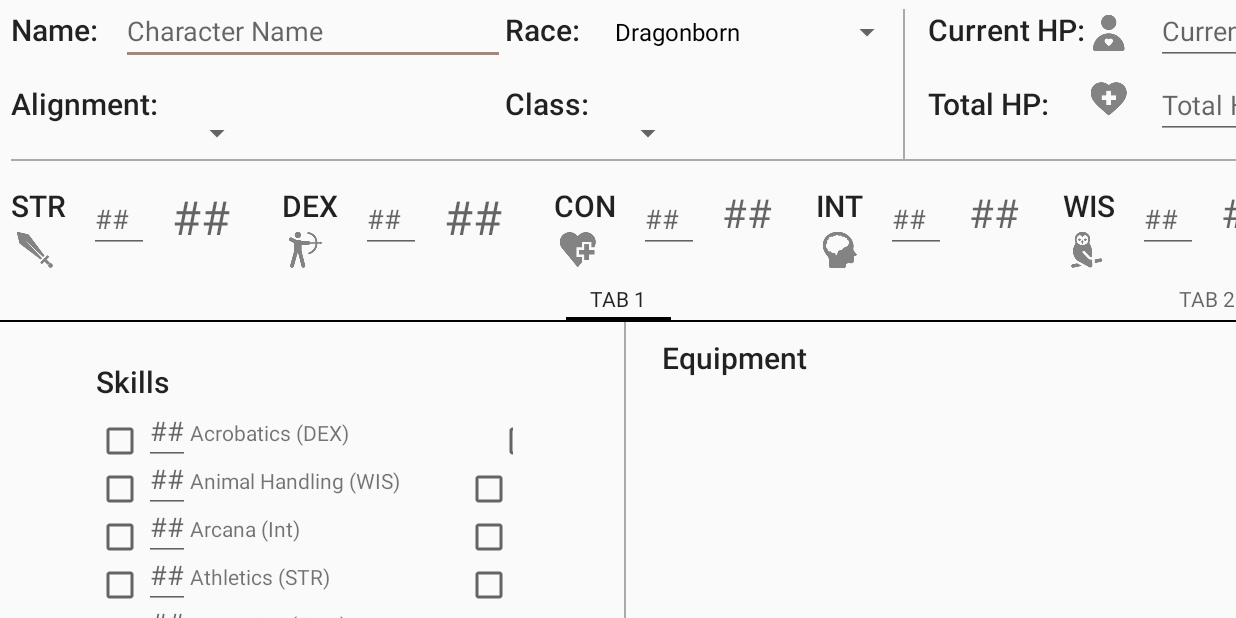
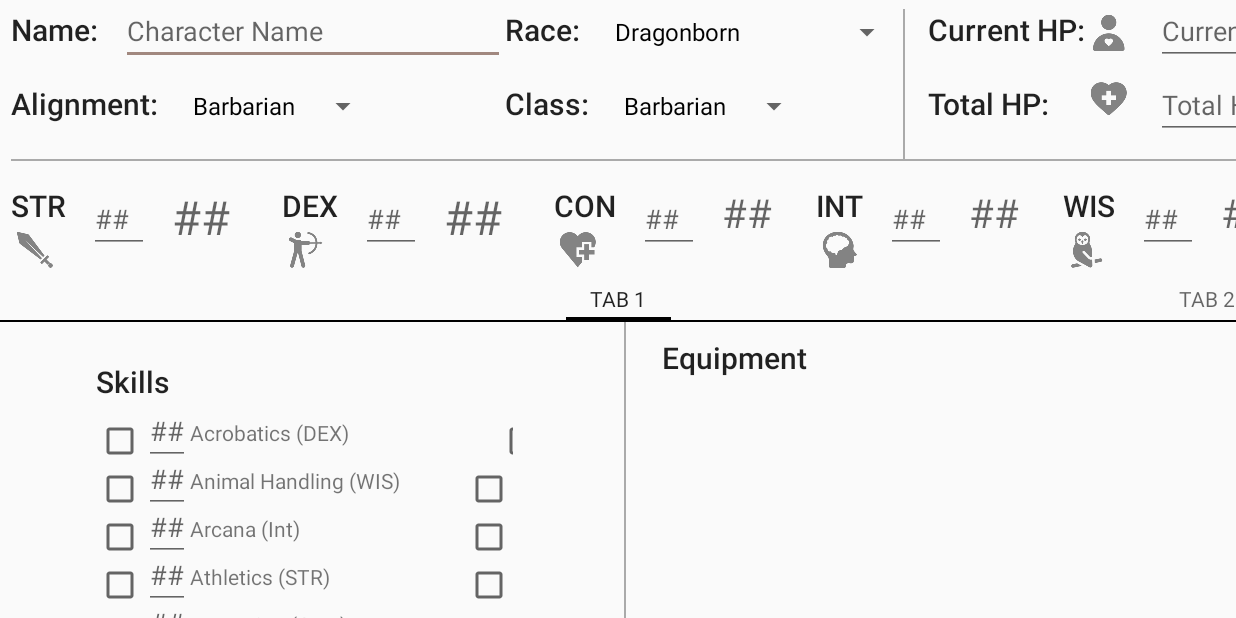
Before and after one commit to GStarSade/Avariel, an Android app: the screen it shows after launch (MainActivity), on a phone screen of 824 x 412 dp (held sideways). Run offline under Robolectric (Android 15) with nearby library versions, the phone set to English and light mode, and no system bars; our stand-ins replace ButterKnife; libraries missing offline, so code that uses them is left out: com.facebook.stetho, com.uphyca.stetho_realm, io.realm; 11 statements that could not run were skipped.

Commit message:
Completed Spinner for Alignment
Added Enum for alignment spinner

Reactivated and section off old code (Which was being implemented before the issue with the spinners arose. Essential I just marked where I was last and slowly reintegrating it

```diff
--- a/app/src/main/java/com/example/gideonsassoon/avariel/ui/MainActivity.java
+++ b/app/src/main/java/com/example/gideonsassoon/avariel/ui/MainActivity.java
@@ -89,6 +89,7 @@ public class MainActivity extends FragmentActivity {
                 addPlayerToUI(sheets.first());
             }
         });
+
         et_character_name.setOnFocusChangeListener(new View.OnFocusChangeListener() {
             @Override
             public void onFocusChange(View v, boolean hasFocus) {
@@ -133,43 +134,57 @@ public class MainActivity extends FragmentActivity {
             }
         });
 
-/*          @Override
-            public void onItemSelected() {
-
-                if (!hasFocus) {
-
+        ArrayAdapter<CharSequence> playerClassAdapter = ArrayAdapter.createFromResource(this, R.array.player_class, android.R.layout.simple_spinner_dropdown_item);
+        s_class.setAdapter(playerClassAdapter);
+        s_class.setOnItemSelectedListener(new AdapterView.OnItemSelectedListener() {
+            @Override
+            public void onItemSelected(AdapterView<?> parent, View v, final int position, long id) {
+                Log.d(TAG, "onItemSelectedChange class: " + position);
                 realm.executeTransaction(new Realm.Transaction() {
                     @Override
                     public void execute(Realm realm) {
-                                sheet.setRace(raceEnum);
+                        Log.d(TAG, "onItemSelectedChange class execute " + position);
+                        sheet.setPlayerClass(position);
+
                     }
                 });
 
+                //final String race = ((TextView) v).getText().toString();
+                //final SheetEnum.Race raceEnum = SheetEnum.Race.valueOf(race.toUpperCase());
             }
+
+            @Override
+            public void onNothingSelected(AdapterView<?> parent) {
+
             }
         });
 
-        s_class.setOnFocusChangeListener(new View.OnFocusChangeListener() {
+        ArrayAdapter<CharSequence> alignmentAdapter = ArrayAdapter.createFromResource(this, R.array.alignment, android.R.layout.simple_spinner_dropdown_item);
+        s_alignment.setAdapter(playerClassAdapter);
+        s_alignment.setOnItemSelectedListener(new AdapterView.OnItemSelectedListener() {
             @Override
-            public void onFocusChange(View v, boolean hasFocus) {
-                Log.d(TAG, "onFocusChange class: " + hasFocus);
-                if (!hasFocus) {
-                    final String classString = ((EditText) v).getText().toString();
-                    final SheetEnum.Class classEnum = SheetEnum.Class.valueOf(classString.toUpperCase());
-
-
+            public void onItemSelected(AdapterView<?> parent, View v, final int position, long id) {
+                Log.d(TAG, "onItemSelectedChange class: " + position);
                 realm.executeTransaction(new Realm.Transaction() {
                     @Override
                     public void execute(Realm realm) {
-                                sheet.setPlayerClass(classEnum);
+                        Log.d(TAG, "onItemSelectedChange class execute " + position);
+                        sheet.setAlignment(position);
+
                     }
                 });
 
+                //final String race = ((TextView) v).getText().toString();
+                //final SheetEnum.Race raceEnum = SheetEnum.Race.valueOf(race.toUpperCase());
             }
+
+            @Override
+            public void onNothingSelected(AdapterView<?> parent) {
+
             }
         });
-*/
-/*
+
+/* Experimental Section */
         et_current_hp.setOnFocusChangeListener(new View.OnFocusChangeListener() {
             @Override
             public void onFocusChange(View v, boolean hasFocus) {
@@ -208,7 +223,9 @@ public class MainActivity extends FragmentActivity {
             }
         });
 
-        et_exp.setOnFocusChangeListener(new View.OnFocusChangeListener() {
+        et_exp.setOnFocusChangeListener(new View.OnFocusChangeListener()
+
+        {
             @Override
             public void onFocusChange(View v, boolean hasFocus) {
                 Log.d(TAG, "onFocusChange characterName: " + hasFocus);
@@ -228,7 +245,9 @@ public class MainActivity extends FragmentActivity {
         });
 
 
-        et_exp.setOnFocusChangeListener(new View.OnFocusChangeListener() {
+        et_exp.setOnFocusChangeListener(new View.OnFocusChangeListener()
+
+        {
             @Override
             public void onFocusChange(View v, boolean hasFocus) {
                 Log.d(TAG, "onFocusChange characterName: " + hasFocus);
@@ -245,8 +264,6 @@ public class MainActivity extends FragmentActivity {
                 }
             }
         });
-
-*/
         playerInit();
     }
 
@@ -315,8 +332,8 @@ public class MainActivity extends FragmentActivity {
     void addPlayerToUI(Sheet sheet) {
         et_character_name.setText(sheet.getCharacterName());
         s_race.setSelection(sheet.getRaceInt());
-        //s_alignment.setText(sheet.getAlignment());
         s_class.setSelection(sheet.getPlayerClassInt());
+        s_alignment.setSelection(sheet.getAlignment());
         et_current_hp.setText(String.valueOf(sheet.getCurrentHitPoints()));
         et_total_hp.setText(String.valueOf(sheet.getTotalHitPoints()));
         et_exp.setText(String.valueOf(sheet.getExperiencePoint()));
```
Also changed, not shown: app/src/main/java/com/example/gideonsassoon/avariel/datamodels/SheetEnum.java (+23 -0 lines). Lines whose indentation alone changed are shown as unchanged.
